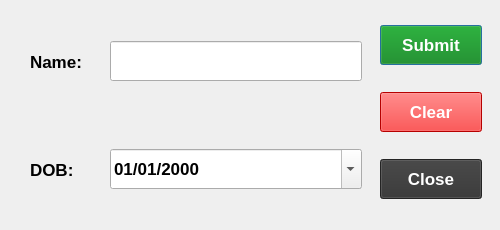
This is UI/uifiles/addmembers.ui in ayushr01/Library-Management-System as Qt 5 draws it before an edit. The edited form follows.
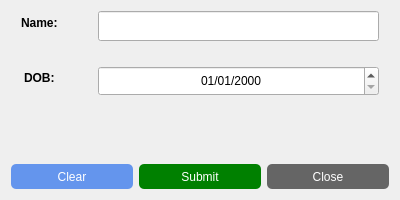
This is the edited form.

Commit message: Updated add member dialog

The edit to the form file:
```diff
--- a/UI/uifiles/addmembers.ui
+++ b/UI/uifiles/addmembers.ui
@@ -6,271 +6,193 @@
    <rect>
     <x>0</x>
     <y>0</y>
-    <width>500</width>
-    <height>230</height>
+    <width>400</width>
+    <height>200</height>
    </rect>
   </property>
-  <property name="sizePolicy">
-   <sizepolicy hsizetype="Fixed" vsizetype="Fixed">
-    <horstretch>0</horstretch>
-    <verstretch>0</verstretch>
-   </sizepolicy>
-  </property>
-  <property name="minimumSize">
-   <size>
-    <width>500</width>
-    <height>230</height>
-   </size>
-  </property>
-  <property name="maximumSize">
-   <size>
-    <width>500</width>
-    <height>230</height>
-   </size>
-  </property>
-  <property name="font">
-   <font>
-    <pointsize>13</pointsize>
-    <bold>true</bold>
-   </font>
-  </property>
   <property name="windowTitle">
    <string>Add Members</string>
   </property>
-  <widget class="QWidget" name="layoutWidget">
-   <property name="geometry">
-    <rect>
-     <x>30</x>
-     <y>10</y>
-     <width>62</width>
-     <height>211</height>
-    </rect>
-   </property>
-   <property name="font">
-    <font>
-     <pointsize>13</pointsize>
-     <bold>false</bold>
-    </font>
-   </property>
-   <layout class="QVBoxLayout" name="textfield">
-    <item>
-     <widget class="QLabel" name="namefield">
-      <property name="font">
-       <font>
-        <pointsize>13</pointsize>
-        <bold>true</bold>
-       </font>
-      </property>
-      <property name="text">
-       <string>Name:</string>
-      </property>
-     </widget>
-    </item>
-    <item>
-     <widget class="QLabel" name="datefield">
-      <property name="font">
-       <font>
-        <pointsize>13</pointsize>
-        <bold>true</bold>
-       </font>
-      </property>
-      <property name="text">
-       <string>DOB:</string>
-      </property>
-     </widget>
-    </item>
-   </layout>
-  </widget>
-  <widget class="QWidget" name="layoutWidget">
-   <property name="geometry">
-    <rect>
-     <x>380</x>
-     <y>8</y>
-     <width>102</width>
-     <height>211</height>
-    </rect>
-   </property>
-   <property name="font">
-    <font>
-     <pointsize>13</pointsize>
-     <bold>true</bold>
-    </font>
-   </property>
-   <layout class="QVBoxLayout" name="buttons">
-    <property name="spacing">
-     <number>10</number>
-    </property>
-    <property name="topMargin">
-     <number>0</number>
-    </property>
-    <property name="bottomMargin">
-     <number>0</number>
-    </property>
-    <item>
-     <widget class="QPushButton" name="submitbutton">
-      <property name="minimumSize">
-       <size>
-        <width>100</width>
-        <height>40</height>
-       </size>
-      </property>
-      <property name="font">
-       <font>
-        <pointsize>13</pointsize>
-        <bold>true</bold>
-       </font>
-      </property>
-      <property name="styleSheet">
-       <string notr="true">background-color : green;
-color: white;</string>
-      </property>
-      <property name="text">
-       <string>Submit</string>
-      </property>
-     </widget>
-    </item>
-    <item>
-     <widget class="QPushButton" name="clearbutton">
-      <property name="minimumSize">
-       <size>
-        <width>100</width>
-        <height>40</height>
-       </size>
-      </property>
-      <property name="font">
-       <font>
-        <pointsize>13</pointsize>
-        <bold>true</bold>
-       </font>
-      </property>
-      <property name="styleSheet">
-       <string notr="true">background-color : red;
-color: white;</string>
-      </property>
-      <property name="text">
-       <string>Clear</string>
-      </property>
-     </widget>
-    </item>
-    <item>
-     <widget class="QPushButton" name="closebutton">
-      <property name="minimumSize">
-       <size>
-        <width>100</width>
-        <height>40</height>
-       </size>
-      </property>
-      <property name="font">
-       <font>
-        <pointsize>13</pointsize>
-        <bold>true</bold>
-       </font>
-      </property>
-      <property name="styleSheet">
-       <string notr="true">background-color: #333333;
-color: white;</string>
-      </property>
-      <property name="text">
-       <string>Close</string>
-      </property>
-     </widget>
-    </item>
-   </layout>
-  </widget>
-  <widget class="QLabel" name="errorlabel">
-   <property name="geometry">
-    <rect>
-     <x>30</x>
-     <y>90</y>
-     <width>321</width>
-     <height>51</height>
-    </rect>
-   </property>
-   <property name="font">
-    <font>
-     <pointsize>13</pointsize>
-     <bold>true</bold>
-    </font>
-   </property>
-   <property name="styleSheet">
-    <string notr="true">color: red</string>
-   </property>
-   <property name="text">
-    <string/>
-   </property>
-  </widget>
-  <widget class="QWidget" name="layoutWidget">
-   <property name="geometry">
-    <rect>
-     <x>110</x>
-     <y>7</y>
-     <width>252</width>
-     <height>211</height>
-    </rect>
-   </property>
-   <property name="font">
-    <font>
-     <pointsize>13</pointsize>
-     <bold>true</bold>
-    </font>
-   </property>
-   <layout class="QVBoxLayout" name="entryfield">
-    <property name="spacing">
-     <number>40</number>
-    </property>
-    <property name="topMargin">
-     <number>6</number>
-    </property>
-    <item>
-     <widget class="QLineEdit" name="inputname">
-      <property name="minimumSize">
-       <size>
-        <width>250</width>
-        <height>40</height>
-       </size>
-      </property>
-      <property name="font">
-       <font>
-        <pointsize>13</pointsize>
-        <bold>true</bold>
-       </font>
-      </property>
-     </widget>
-    </item>
-    <item>
-     <widget class="QDateEdit" name="datepicker">
-      <property name="minimumSize">
-       <size>
-        <width>250</width>
-        <height>40</height>
-       </size>
-      </property>
-      <property name="font">
-       <font>
-        <pointsize>13</pointsize>
-        <bold>true</bold>
-       </font>
-      </property>
-      <property name="dateTime">
-       <datetime>
-        <hour>0</hour>
-        <minute>0</minute>
-        <second>0</second>
-        <year>2000</year>
-        <month>1</month>
-        <day>1</day>
-       </datetime>
-      </property>
-      <property name="displayFormat">
-       <string>dd/MM/yyyy</string>
-      </property>
-      <property name="calendarPopup">
-       <bool>true</bool>
-      </property>
-     </widget>
-    </item>
-   </layout>
-  </widget>
+  <layout class="QVBoxLayout" name="verticalLayout">
+   <item>
+    <layout class="QFormLayout" name="inputform">
+     <property name="fieldGrowthPolicy">
+      <enum>QFormLayout::ExpandingFieldsGrow</enum>
+     </property>
+     <property name="labelAlignment">
+      <set>Qt::AlignCenter</set>
+     </property>
+     <property name="formAlignment">
+      <set>Qt::AlignCenter</set>
+     </property>
+     <property name="horizontalSpacing">
+      <number>40</number>
+     </property>
+     <property name="verticalSpacing">
+      <number>25</number>
+     </property>
+     <property name="leftMargin">
+      <number>10</number>
+     </property>
+     <property name="rightMargin">
+      <number>10</number>
+     </property>
+     <item row="0" column="0">
+      <widget class="QLabel" name="name">
+       <property name="font">
+        <font>
+         <bold>true</bold>
+        </font>
+       </property>
+       <property name="text">
+        <string>Name:</string>
+       </property>
+      </widget>
+     </item>
+     <item row="1" column="0">
+      <widget class="QLabel" name="dob">
+       <property name="font">
+        <font>
+         <bold>true</bold>
+        </font>
+       </property>
+       <property name="text">
+        <string>DOB:</string>
+       </property>
+      </widget>
+     </item>
+     <item row="0" column="1">
+      <widget class="QLineEdit" name="inputname">
+       <property name="minimumSize">
+        <size>
+         <width>0</width>
+         <height>30</height>
+        </size>
+       </property>
+      </widget>
+     </item>
+     <item row="1" column="1">
+      <widget class="QDateEdit" name="datepicker">
+       <property name="sizePolicy">
+        <sizepolicy hsizetype="Expanding" vsizetype="Fixed">
+         <horstretch>0</horstretch>
+         <verstretch>0</verstretch>
+        </sizepolicy>
+       </property>
+       <property name="minimumSize">
+        <size>
+         <width>0</width>
+         <height>30</height>
+        </size>
+       </property>
+       <property name="alignment">
+        <set>Qt::AlignCenter</set>
+       </property>
+       <property name="displayFormat">
+        <string>dd/MM/yyyy</string>
+       </property>
+       <property name="calendarPopup">
+        <bool>false</bool>
+       </property>
+      </widget>
+     </item>
+    </layout>
+   </item>
+   <item>
+    <widget class="QLabel" name="error">
+     <property name="font">
+      <font>
+       <bold>true</bold>
+      </font>
+     </property>
+     <property name="styleSheet">
+      <string notr="true">color: orange</string>
+     </property>
+     <property name="text">
+      <string/>
+     </property>
+     <property name="alignment">
+      <set>Qt::AlignCenter</set>
+     </property>
+    </widget>
+   </item>
+   <item>
+    <layout class="QHBoxLayout" name="buttonlayout">
+     <item>
+      <widget class="QPushButton" name="clearbutton">
+       <property name="minimumSize">
+        <size>
+         <width>0</width>
+         <height>25</height>
+        </size>
+       </property>
+       <property name="styleSheet">
+        <string notr="true">QPushButton#clearbutton{
+	background-color: cornflowerblue;
+	border-radius: 5px;
+	color: white;
+}
+
+QPushButton#clearbutton:hover{
+	border: 2px solid teal;
+}</string>
+       </property>
+       <property name="text">
+        <string>Clear</string>
+       </property>
+      </widget>
+     </item>
+     <item>
+      <widget class="QPushButton" name="submitbutton">
+       <property name="minimumSize">
+        <size>
+         <width>0</width>
+         <height>25</height>
+        </size>
+       </property>
+       <property name="styleSheet">
+        <string notr="true">QPushButton#submitbutton{
+	background-color: green;
+	border-radius: 5px;
+	color: white;
+}
+
+QPushButton#submitbutton:hover{
+	border: 2px solid teal;
+}</string>
+       </property>
+       <property name="text">
+        <string>Submit</string>
+       </property>
+      </widget>
+     </item>
+     <item>
+      <widget class="QPushButton" name="closebutton">
+       <property name="minimumSize">
+        <size>
+         <width>0</width>
+         <height>25</height>
+        </size>
+       </property>
+       <property name="styleSheet">
+        <string notr="true">QPushButton#closebutton{
+	background-color: #656565;
+	border-radius: 5px;
+	color: white;
+}
+
+QPushButton#closebutton:hover{
+	border: 2px solid teal;
+}</string>
+       </property>
+       <property name="text">
+        <string>Close</string>
+       </property>
+      </widget>
+     </item>
+    </layout>
+   </item>
+  </layout>
  </widget>
  <resources/>
  <connections/>
```
The commit also changes 2 other files.
